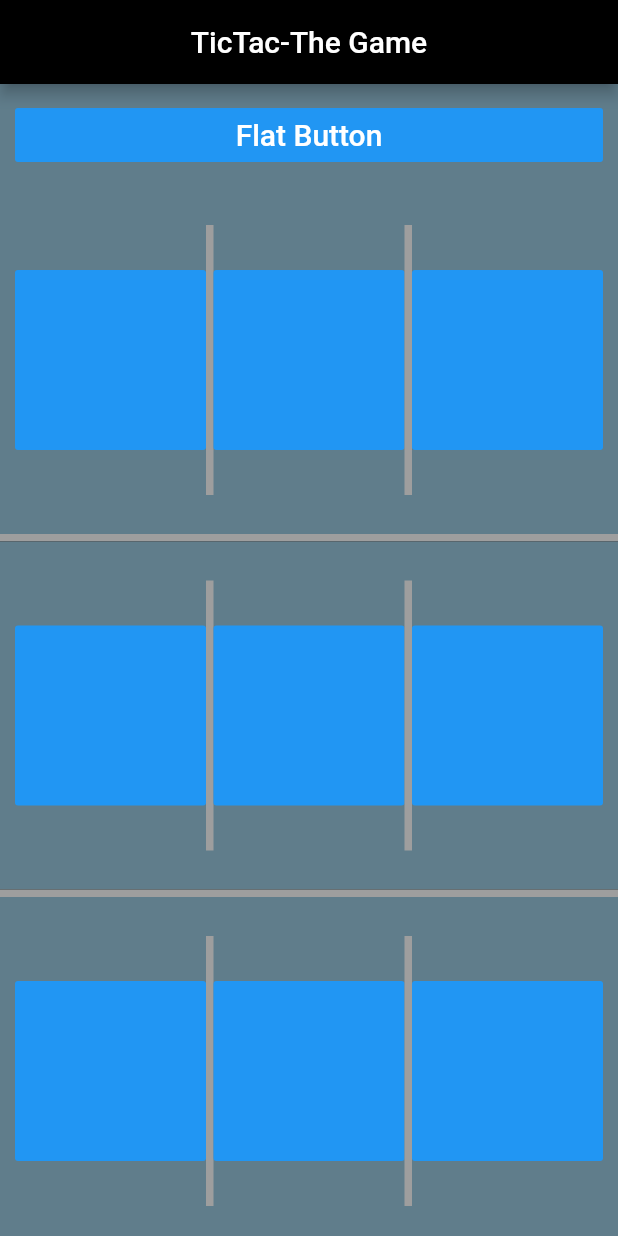
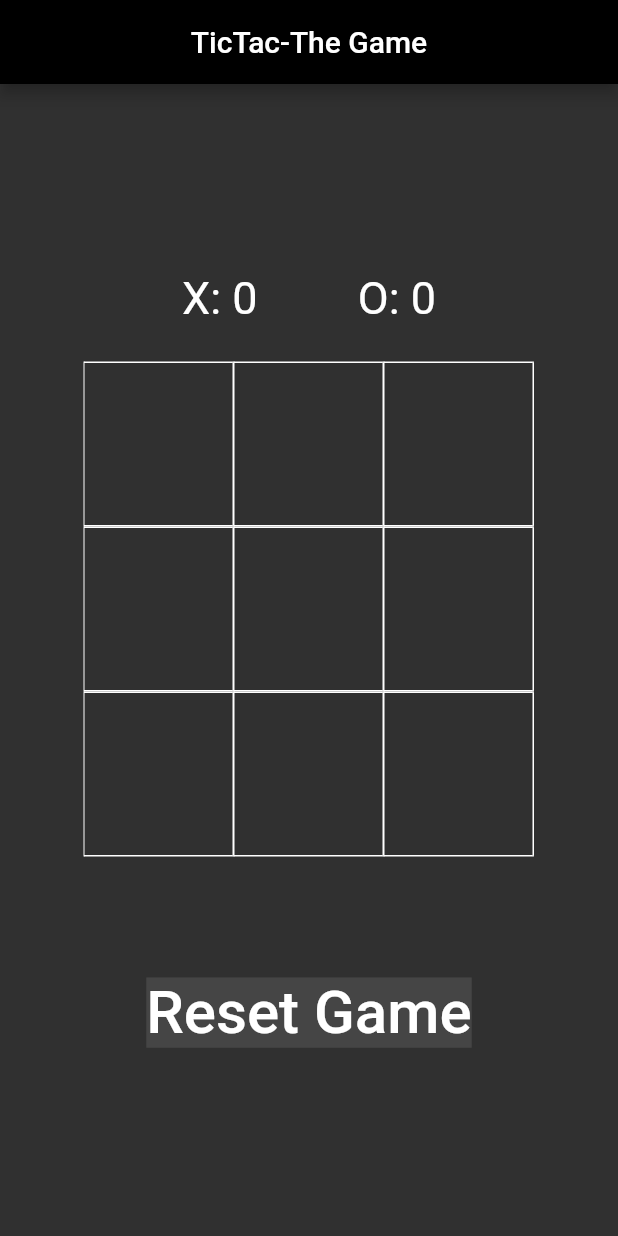
Before and after one commit to meetxpress/TicTac_TheGame, a Flutter app: the screen it shows after launch, on a phone screen of 412 x 824 dp. Run offline on Flutter 3.47's test engine with Material 2 defaults, Android fonts, the phone set to English and light mode, and no system bars.

Commit message:
The game is done.

```diff
--- a/lib/main.dart
+++ b/lib/main.dart
@@ -5,6 +5,7 @@ void main() {
   runApp(
     MaterialApp(
       debugShowCheckedModeBanner: false,
+      theme: ThemeData(brightness: Brightness.dark),
       home: Scaffold(
         backgroundColor: Colors.black,
         appBar: AppBar(
@@ -20,239 +21,229 @@ void main() {
 
 class TicTacGame extends StatefulWidget {
   @override
-  _TicTacGameState createState() => _TicTacGameState();
+  State<StatefulWidget> createState() {
+    return _TicTacGameState();
+  }
 }
 
 class _TicTacGameState extends State<TicTacGame> {
+  List<List> _matrix;
+  _TicTacGameState() {
+    _initMatrix();
+  }
+  int xw = 0;
+  int ow = 0;
+  _initMatrix() {
+    _matrix = List<List>(3);
+    for (var i = 0; i < _matrix.length; i++) {
+      _matrix[i] = List(3);
+      for (var j = 0; j < _matrix[i].length; j++) {
+        _matrix[i][j] = ' ';
+      }
+    }
+  }
+
   @override
   Widget build(BuildContext context) {
-    return Center(
+    return Scaffold(
+      body: Center(
         child: Column(
           mainAxisAlignment: MainAxisAlignment.center,
+          children: [
+            Row(
+              mainAxisSize: MainAxisSize.min,
+              children: [
+                Column(
                   children: <Widget>[
-          Container(
-            color: Colors.blueGrey,
-            padding: EdgeInsets.all(10.0),
-            child: Row(
-              crossAxisAlignment: CrossAxisAlignment.center,
-              mainAxisAlignment: MainAxisAlignment.spaceEvenly,
-              children: <Widget>[
-                Expanded(
-                  child: FlatButton(
-                    color: Colors.blue,
-                    textColor: Colors.white,
-                    disabledColor: Colors.grey,
-                    disabledTextColor: Colors.black,
-                    // padding: EdgeInsets.all(8.0),
-                    splashColor: Colors.blueAccent,
-                    onPressed: () {
-                      /*...*/
-                    },
-                    child: Text(
-                      "Flat Button",
-                      style: TextStyle(fontSize: 20.0),
-                    ),
+                    Text(
+                      'X: $xw\t\t\t\t\t\t\t\t O: $ow',
+                      style: TextStyle(
+                        fontSize: 30.0,
+                        color: Colors.white,
                       ),
                     ),
                   ],
                 ),
+              ],
             ),
+            SizedBox(
+              height: 25.0,
+            ),
+            Row(
+              mainAxisSize: MainAxisSize.min,
+              children: [
+                _buildElement(0, 0),
+                _buildElement(0, 1),
+                _buildElement(0, 2),
+              ],
+            ),
+            Row(
+              mainAxisSize: MainAxisSize.min,
+              children: [
+                _buildElement(1, 0),
+                _buildElement(1, 1),
+                _buildElement(1, 2),
+              ],
+            ),
+            Row(
+              mainAxisSize: MainAxisSize.min,
+              children: [
+                _buildElement(2, 0),
+                _buildElement(2, 1),
+                _buildElement(2, 2),
+              ],
+            ),
+            Row(
+              mainAxisSize: MainAxisSize.min,
+              children: [
                 Container(
-            color: Colors.blueGrey,
-            padding: EdgeInsets.all(10.0),
-            child: Row(
-              crossAxisAlignment: CrossAxisAlignment.center,
-              mainAxisAlignment: MainAxisAlignment.spaceEvenly,
-              children: <Widget>[
-                Expanded(
+                  margin: EdgeInsets.fromLTRB(0, 80.0, 0, 0),
                   child: FlatButton(
-                    color: Colors.blue,
-                    textColor: Colors.white,
-                    disabledColor: Colors.grey,
-                    disabledTextColor: Colors.black,
-                    padding: EdgeInsets.all(60.0),
-                    splashColor: Colors.blueAccent,
-                    onPressed: () {
-                      /*...*/
-                    },
+                    child: Text(
+                      'Reset Game',
+                      style: TextStyle(
+                        fontSize: 40.0,
+                        color: Colors.white,
+                        backgroundColor: Colors.white10,
                       ),
                     ),
-                Container(
-                  height: 180.0,
-                  width: 5.0,
-                  color: Colors.grey,
-                ),
-                Expanded(
-                  child: FlatButton(
-                    color: Colors.blue,
-                    textColor: Colors.white,
-                    disabledColor: Colors.grey,
-                    disabledTextColor: Colors.black,
-                    padding: EdgeInsets.all(60.0),
-                    splashColor: Colors.blueAccent,
                     onPressed: () {
-                      /*...*/
+                      setState(
+                        () {
+                          _initMatrix();
+                          ow = 0;
+                          xw = 0;
                         },
-                  ),
-                ),
-                Container(
-                  margin: const EdgeInsets.only(top: 16.0, bottom: 16.0),
-                  height: 180.0,
-                  width: 5.0,
-                  color: Colors.grey,
-                ),
-                Expanded(
-                  child: FlatButton(
-                    color: Colors.blue,
-                    textColor: Colors.white,
-                    disabledColor: Colors.grey,
-                    disabledTextColor: Colors.black,
-                    padding: EdgeInsets.all(60.0),
-                    splashColor: Colors.blueAccent,
-                    onPressed: () {
-                      /*...*/
+                      );
                     },
                   ),
                 ),
               ],
             ),
-          ),
-
-          Container(
-            height: 5.0,
-            width: 500.0,
-            color: Colors.grey,
-          ),
-
-          Container(
-            color: Colors.blueGrey,
-            padding: EdgeInsets.all(10.0),
-            child: Row(
-              crossAxisAlignment: CrossAxisAlignment.center,
-              mainAxisAlignment: MainAxisAlignment.spaceEvenly,
-              children: <Widget>[
-                Expanded(
-                  child: FlatButton(
-                    color: Colors.blue,
-                    textColor: Colors.white,
-                    disabledColor: Colors.grey,
-                    disabledTextColor: Colors.black,
-                    padding: EdgeInsets.all(60.0),
-                    splashColor: Colors.blueAccent,
-                    onPressed: () {
-                      /*...*/
-                    },
-                  ),
-                ),
-                Container(
-                  height: 180.0,
-                  width: 5.0,
-                  color: Colors.grey,
-                ),
-                Expanded(
-                  child: FlatButton(
-                    color: Colors.blue,
-                    textColor: Colors.white,
-                    disabledColor: Colors.grey,
-                    disabledTextColor: Colors.black,
-                    padding: EdgeInsets.all(60.0),
-                    splashColor: Colors.blueAccent,
-                    onPressed: () {
-                      /*...*/
-                    },
-                  ),
-                ),
-                Container(
-                  margin: const EdgeInsets.only(top: 16.0, bottom: 16.0),
-                  height: 180.0,
-                  width: 5.0,
-                  color: Colors.grey,
-                ),
-                Expanded(
-                  child: FlatButton(
-                    color: Colors.blue,
-                    textColor: Colors.white,
-                    disabledColor: Colors.grey,
-                    disabledTextColor: Colors.black,
-                    padding: EdgeInsets.all(60.0),
-                    splashColor: Colors.blueAccent,
-                    onPressed: () {
-                      /*...*/
-                    },
-                  ),
-                ),
           ],
         ),
       ),
+    );
+  }
 
-          Container(
-            height: 5.0,
-            width: 500.0,
-            color: Colors.grey,
-          ),
-          Container(
-            color: Colors.blueGrey,
-            padding: EdgeInsets.all(10.0),
-            child: Row(
-              crossAxisAlignment: CrossAxisAlignment.center,
-              mainAxisAlignment: MainAxisAlignment.spaceEvenly,
-              children: <Widget>[
-                Expanded(
-                  child: FlatButton(
-                    color: Colors.blue,
-                    textColor: Colors.white,
-                    disabledColor: Colors.grey,
-                    disabledTextColor: Colors.black,
-                    padding: EdgeInsets.all(60.0),
-                    splashColor: Colors.blueAccent,
-                    onPressed: () {
-                      /*...*/
+  String _lastChar = 'o';
+
+  _buildElement(int i, int j) {
+    return GestureDetector(
+      onTap: () {
+        _changeMatrixField(i, j);
+
+        if (_checkWinner(i, j)) {
+          _showDialog(_matrix[i][j]);
+        } else {
+          if (_checkDraw()) {
+            _showDialog(null);
+          }
+        }
       },
+      child: Container(
+        width: 100.0,
+        decoration: BoxDecoration(
+          shape: BoxShape.rectangle,
+          //border: Border.all(color: Colors.black),
+          border: Border(
+            top: BorderSide(width: 1.0, color: Color(0xFFFFFFFFFF)),
+            left: BorderSide(width: 0.0, color: Color(0xFFFFFFFFFF)),
+            right: BorderSide(width: 1.0, color: Color(0xFFFFFFFFFF)),
+            bottom: BorderSide(width: 1.0, color: Color(0xFFFFFFFFFF)),
           ),
         ),
-                Container(
-                  height: 180.0,
-                  width: 5.0,
-                  color: Colors.grey,
-                ),
-                Expanded(
-                  child: FlatButton(
-                    color: Colors.blue,
-                    textColor: Colors.white,
-                    disabledColor: Colors.grey,
-                    disabledTextColor: Colors.black,
-                    padding: EdgeInsets.all(60.0),
-                    splashColor: Colors.blueAccent,
-                    onPressed: () {
-                      /*...*/
-                    },
+        child: Center(
+          child: Text(
+            _matrix[i][j],
+            style: TextStyle(fontSize: 92.0),
           ),
         ),
-                Container(
-                  margin: const EdgeInsets.only(top: 16.0, bottom: 16.0),
-                  height: 180.0,
-                  width: 5.0,
-                  color: Colors.grey,
-                ),
-                Expanded(
-                  child: FlatButton(
-                    color: Colors.blue,
-                    textColor: Colors.white,
-                    disabledColor: Colors.grey,
-                    disabledTextColor: Colors.black,
-                    padding: EdgeInsets.all(60.0),
-                    splashColor: Colors.blueAccent,
-                    onPressed: () {
-                      /*...*/
-                    },
-                  ),
-                ),
-              ],
-            ),
-          ),
-
-        ],
       ),
     );
   }
+
+  _changeMatrixField(int i, int j) {
+    setState(() {
+      if (_matrix[i][j] == ' ') {
+        if (_lastChar == 'O') {
+          _matrix[i][j] = 'X';
+        } else {
+          _matrix[i][j] = 'O';
         }
+        _lastChar = _matrix[i][j];
+      }
+    });
+  }
+
+  _checkDraw() {
+    var draw = true;
+    _matrix.forEach((i) {
+      i.forEach((j) {
+        if (j == ' ') {
+          draw = false;
+        }
+      });
+    });
+    return draw;
+  }
+
+  _checkWinner(int x, int y) {
+    var col = 0, row = 0, diag = 0, rdiag = 0;
+    var n = _matrix.length - 1;
+    var player = _matrix[x][y];
+
+    for (int i = 0; i < _matrix.length; i++) {
+      if (_matrix[x][i] == player) {
+        col++;
+      }
+      if (_matrix[i][y] == player) {
+        row++;
+      }
+      if (_matrix[i][i] == player) {
+        diag++;
+      }
+      if (_matrix[i][n - i] == player) {
+        rdiag++;
+      }
+    }
+    if (row == n + 1 || col == n + 1 || diag == n + 1 || rdiag == n + 1) {
+      return true;
+    }
+    return false;
+  }
+
+  _showDialog(String winner) {
+    String dialogText;
+    if (winner == null) {
+      dialogText = 'It\'s a draw';
+    } else {
+      dialogText = 'Player \'$winner\' won. Next turn will be of another player.';
+      if ('$winner' == 'X') {
+        xw++;
+      } else {
+        ow++;
+      }
+    }
+
+    showDialog(
+        context: context,
+        builder: (context) {
+          return AlertDialog(
+            title: Text('Game over'),
+            content: Text(dialogText),
+            actions: <Widget>[
+              FlatButton(
+                child: Text('Reset Game'),
+                onPressed: () {
+                  Navigator.of(context).pop();
+                  setState(() {
+                    _initMatrix();
+                  });
+                },
+              )
+            ],
+          );
+        });
+  }
+}
```
Also changed, not shown: 1 other file. Lines whose indentation alone changed are shown as unchanged.
